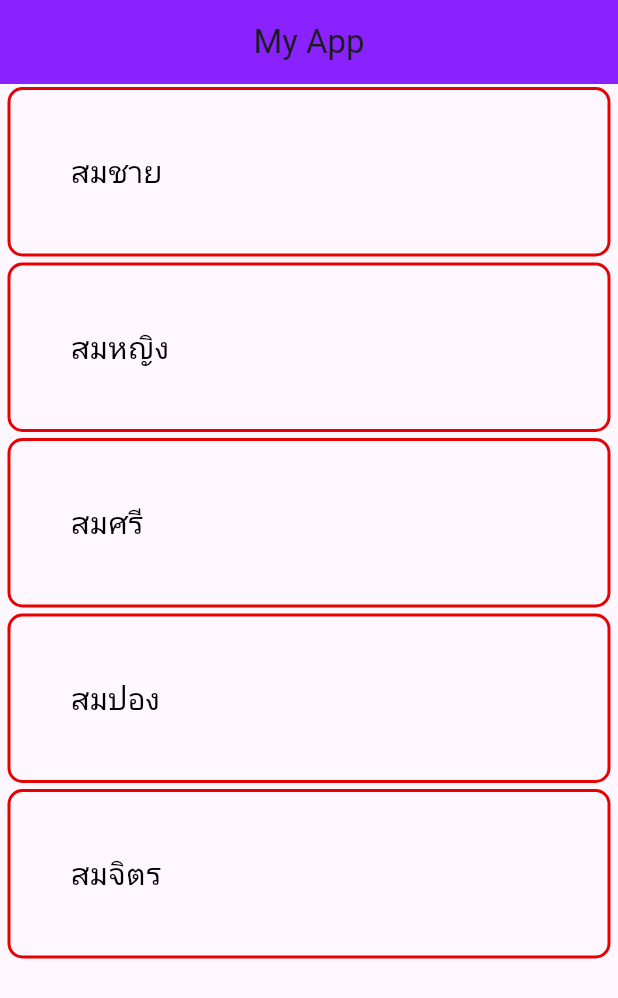
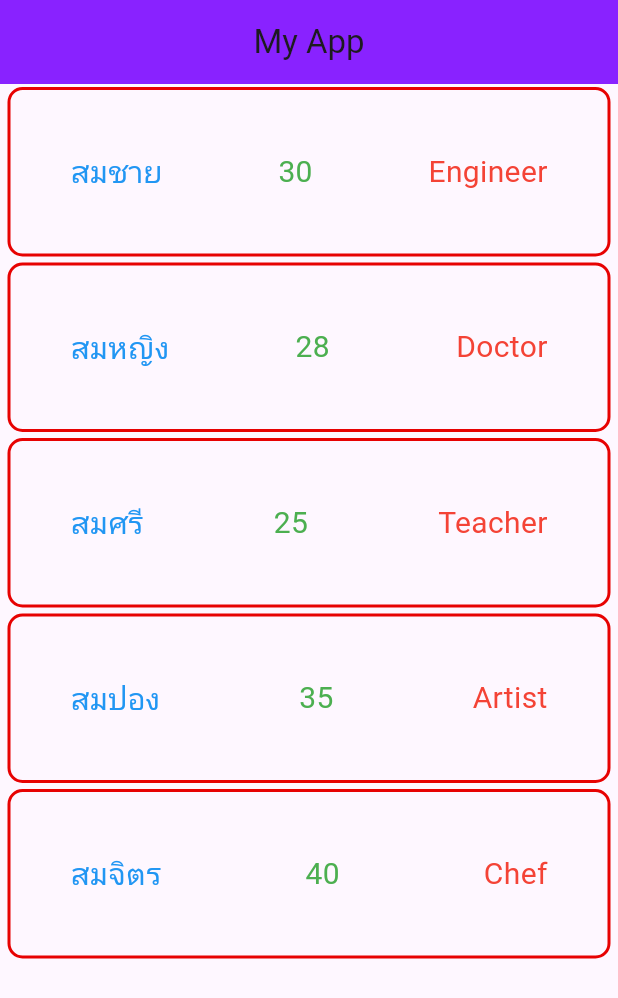
Before and after one commit to BeamSupakit/learn_flutter_67_1, a Flutter app: the screen it shows after launch, on a phone screen of 412 x 824 dp. Shown: the top 998 px of the screen. Run offline on Flutter 3.47's test engine with Material 3 defaults, Android fonts, the phone set to English and light mode, and no system bars.

Commit message:
Step 10 make a model for store data

```diff
--- /dev/null
+++ b/lib/model/person.dart
@@ -0,0 +1,16 @@
+
+class Person {
+  String name;
+  int age;
+  String job;
+
+  Person({required this.name, required this.age, required this.job});
+}
+
+List<Person> personList = [
+  Person(name: "สมชาย", age: 30, job: "Engineer"),
+  Person(name: "สมหญิง", age: 28, job: "Doctor"),
+  Person(name: "สมศรี", age: 25, job: "Teacher"),
+  Person(name: "สมปอง", age: 35, job: "Artist"),
+  Person(name: "สมจิตร", age: 40, job: "Chef"),
+];
--- a/lib/screen/item.dart
+++ b/lib/screen/item.dart
@@ -1,4 +1,5 @@
 import 'package:flutter/material.dart';
+import 'package:learn_flutter_67_1/model/person.dart';
 
 class Item extends StatefulWidget {
   const Item({super.key});
@@ -8,12 +9,10 @@ class Item extends StatefulWidget {
 }
 
 class _ItemState extends State<Item> {
-  List data = ["สมชาย", "สมหญิง", "สมศรี", "สมปอง", "สมจิตร"];
-
   @override
   Widget build(BuildContext context) {
     return ListView.builder(
-      itemCount: data.length,
+      itemCount: personList.length,
       itemBuilder: (context, index) {
         return Container(
           decoration: BoxDecoration(
@@ -25,12 +24,22 @@ class _ItemState extends State<Item> {
           ),
           margin: EdgeInsets.symmetric(vertical: 2, horizontal: 5),
           padding: EdgeInsets.all(40),
-          child: Text(
-            data[index],
-            style: TextStyle(
-              fontSize: 20,
-              color: const Color.fromARGB(255, 0, 0, 0),
-            ),
+          child: Row(
+            mainAxisAlignment: MainAxisAlignment.spaceBetween,
+            children: [
+              Text(
+                personList[index].name,
+                style: TextStyle(fontSize: 20, color: Colors.blue),
+              ),
+              Text(
+                personList[index].age.toString(),
+                style: TextStyle(fontSize: 20, color: Colors.green),
+              ),
+              Text(
+                personList[index].job,
+                style: TextStyle(fontSize: 20, color: Colors.red),
+              ),
+            ],
           ),
         );
       },
```
